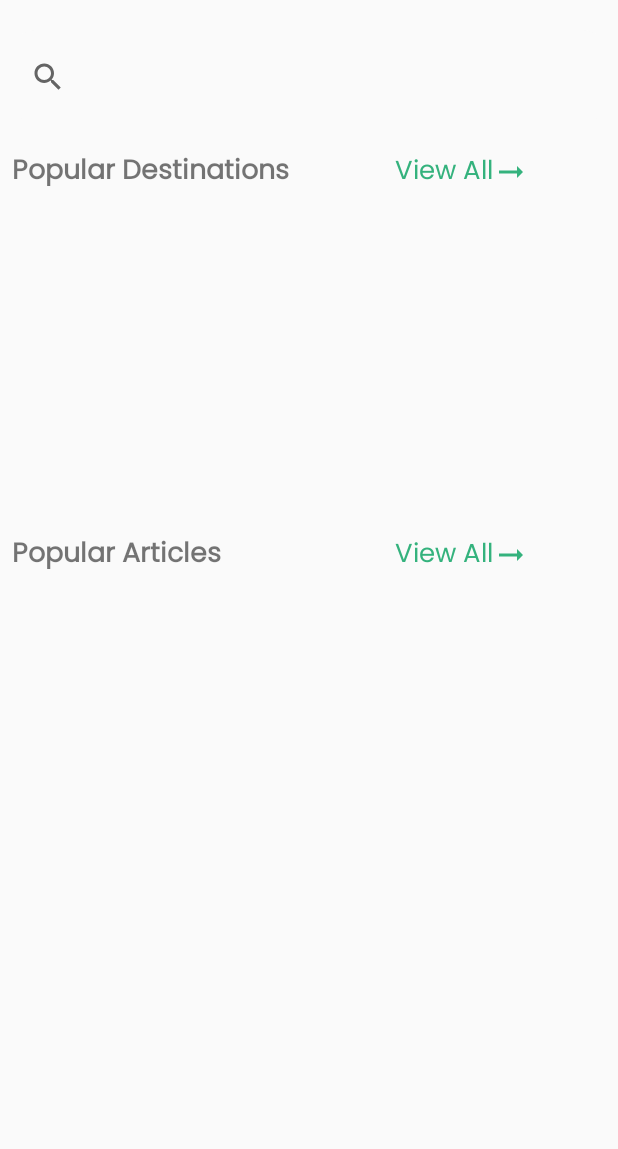
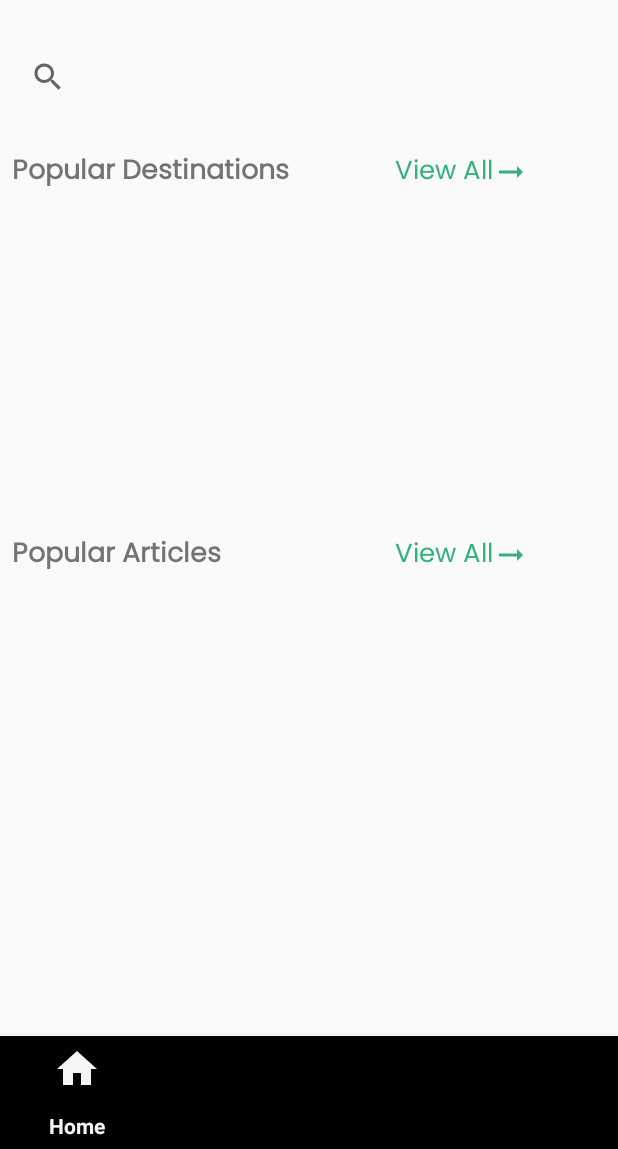
Before and after one commit to GDSC-KIIT/TravelMate, an Android app: the screen it shows after launch (MainActivity), on a phone screen of 412 x 824 dp, the part 87-1236 px from its top. Run offline under Robolectric (Android 15) with nearby library versions, the phone set to English and light mode, and no system bars.

Commit message:
ui changes

```diff
--- a/app/src/main/java/com/example/travelmate/MainActivity.kt
+++ b/app/src/main/java/com/example/travelmate/MainActivity.kt
@@ -7,5 +7,6 @@ class MainActivity : AppCompatActivity() {
     override fun onCreate(savedInstanceState: Bundle?) {
         super.onCreate(savedInstanceState)
         setContentView(R.layout.activity_main)
+
     }
 }
--- a/app/src/main/java/com/example/travelmate/trip_details.kt
+++ b/app/src/main/java/com/example/travelmate/TripDetails.kt
@@ -8,7 +8,7 @@ import android.widget.ImageView
 import androidx.appcompat.app.AppCompatActivity
 import androidx.core.content.ContextCompat
 
-class trip_details : AppCompatActivity() {
+class TripDetails : AppCompatActivity() {
     override fun onCreate(savedInstanceState: Bundle?) {
         super.onCreate(savedInstanceState)
         setContentView(R.layout.activity_trip_details)
--- a/app/src/main/java/com/example/travelmate/fragments/home_main_fragment.java
+++ b/app/src/main/java/com/example/travelmate/fragments/home_main_fragment.java
@@ -59,6 +59,19 @@ public class home_main_fragment extends Fragment {
     public void onViewCreated(@NonNull View view, @Nullable Bundle savedInstanceState) {
         super.onViewCreated(view, savedInstanceState);
         navController= Navigation.findNavController(view);
+        view.findViewById(R.id.tvViewAllPopularDestination).setOnClickListener(new View.OnClickListener() {
+            @Override
+            public void onClick(View v) {
+                navController.navigate(R.id.action_home_main_fragment_to_popular_destination);
+            }
+        });
+
+//        view.findViewById(R.id.tvViewAllArticles).setOnClickListener(new View.OnClickListener() {
+//            @Override
+//            public void onClick(View v) {
+//                navController.navigate(R.id.);  // add id after making popular articles fragment
+//            }
+//        });
 
     }
 
--- a/app/src/main/res/layout/activity_main.xml
+++ b/app/src/main/res/layout/activity_main.xml
@@ -10,11 +10,24 @@
         android:name="androidx.navigation.fragment.NavHostFragment"
         android:layout_width="0dp"
         android:layout_height="0dp"
+        app:defaultNavHost="true"
+        app:layout_constraintBottom_toTopOf="@+id/bottomNavigationView"
+        app:layout_constraintHorizontal_bias="0.0"
         app:layout_constraintLeft_toLeftOf="parent"
         app:layout_constraintRight_toRightOf="parent"
         app:layout_constraintTop_toTopOf="parent"
-        app:layout_constraintBottom_toBottomOf="parent"
-        app:defaultNavHost="true"
         app:navGraph="@navigation/nav_graph" />
 
+    <com.google.android.material.bottomnavigation.BottomNavigationView
+        android:id="@+id/bottomNavigationView"
+        android:layout_width="match_parent"
+        android:layout_height="75dp"
+        android:foregroundGravity="center"
+        app:itemIconSize="32sp"
+        app:labelVisibilityMode="labeled"
+        app:menu="@menu/nav_menu"
+        app:layout_constraintBottom_toBottomOf="parent" />
+
+
+
 </androidx.constraintlayout.widget.ConstraintLayout>
--- a/app/src/main/res/navigation/nav_graph.xml
+++ b/app/src/main/res/navigation/nav_graph.xml
@@ -19,4 +19,14 @@
         android:name="com.example.travelmate.popular_destination"
         android:label="activity_popular_destination"
         tools:layout="@layout/activity_popular_destination" />
+    <activity
+        android:id="@+id/tripDetails"
+        android:name="com.example.travelmate.TripDetails"
+        android:label="TripDetails" />
+
+    <fragment
+        android:id="@+id/startTripFragment"
+        android:name="com.example.travelmate.StartTripFragment"
+        android:label="fragment_start_trip"
+        tools:layout="@layout/fragment_start_trip" />
 </navigation>
--- a/app/src/main/res/values/strings.xml
+++ b/app/src/main/res/values/strings.xml
@@ -58,4 +58,5 @@
     <string name="skiing_snowboarding">Skiing/Snowboarding</string>
     <string name="historical_sites">Historical Sites</string>
     <string name="trip_detail_desc">Dec 12 - Dec,2023 . A couple . Luxury</string>
+    <string name="start_a_trip">Start a Trip</string>
 </resources>
```
Also changed, not shown: app/src/main/res/layout/activity_trip_details.xml (+26 -12 lines).
